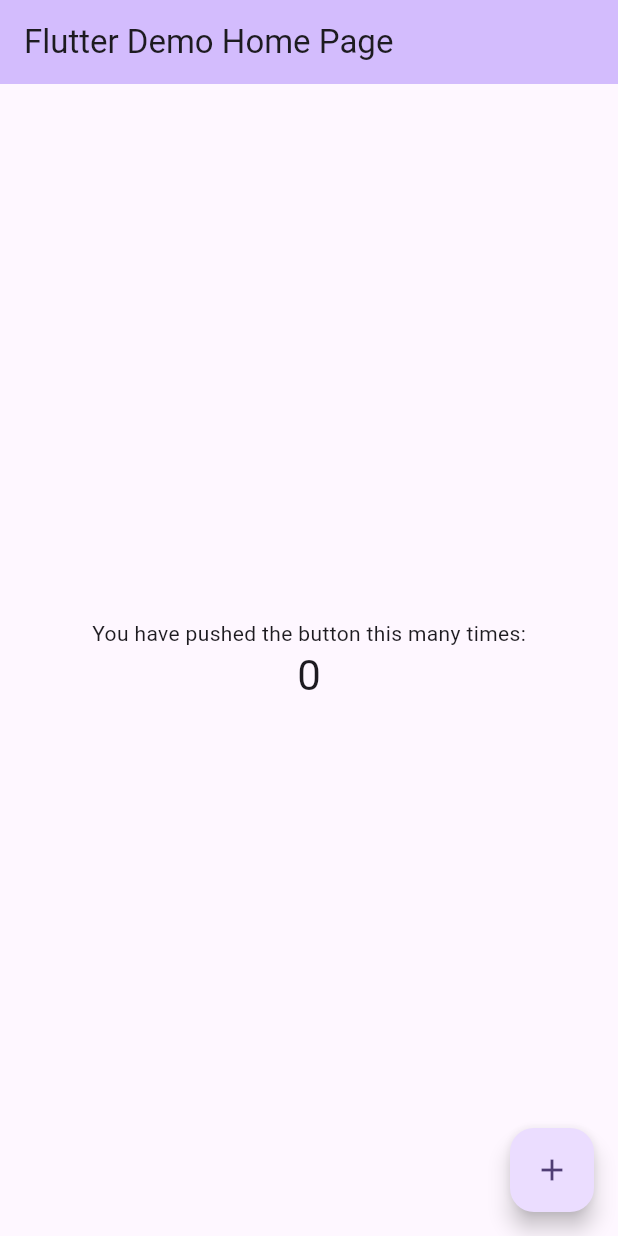
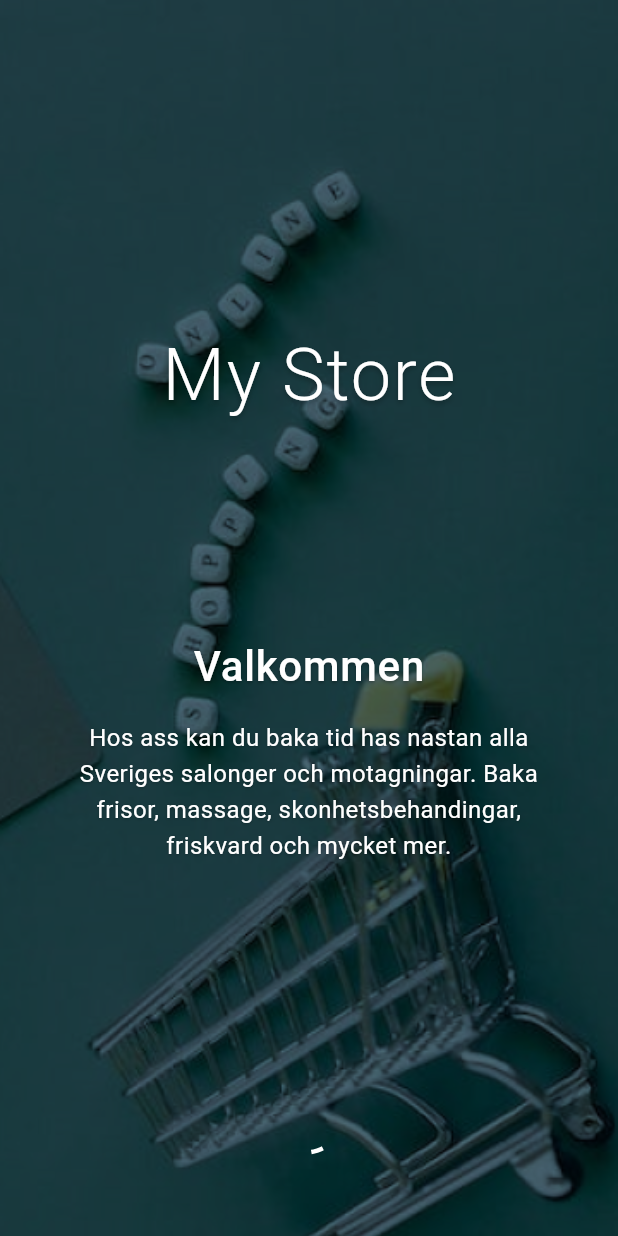
Before and after one commit to Wasim-Zaman/ecommerce_testing, a Flutter app: the screen it shows after launch, on a phone screen of 412 x 824 dp. Run offline on Flutter 3.47's test engine with Material 3 defaults, Android fonts, the phone set to English and light mode, and no system bars; our stand-ins replace flutter_bloc; Roboto replaces fonts that are missing (Playfair Display).

Commit message:
splash screen created

```diff
--- /dev/null
+++ b/lib/cubits/splash/splash_cubit.dart
@@ -0,0 +1,15 @@
+import 'package:flutter_bloc/flutter_bloc.dart';
+
+enum SplashState { initial, loading, completed }
+
+class SplashCubit extends Cubit<SplashState> {
+  SplashCubit() : super(SplashState.initial);
+
+  Future<void> initializeApp() async {
+    emit(SplashState.loading);
+
+    await Future.delayed(const Duration(seconds: 2));
+
+    emit(SplashState.completed);
+  }
+}
--- a/lib/main.dart
+++ b/lib/main.dart
@@ -1,4 +1,9 @@
+import 'package:ecommerce_testing/cubits/splash/splash_cubit.dart';
+import 'package:ecommerce_testing/view/screens/splash_screen.dart';
 import 'package:flutter/material.dart';
+import 'package:flutter_bloc/flutter_bloc.dart';
+
+import 'core/theme/app_theme.dart';
 
 void main() {
   runApp(const MyApp());
@@ -7,119 +12,17 @@ void main() {
 class MyApp extends StatelessWidget {
   const MyApp({super.key});
 
-  // This widget is the root of your application.
   @override
   Widget build(BuildContext context) {
     return MaterialApp(
-      title: 'Flutter Demo',
-      theme: ThemeData(
-        // This is the theme of your application.
-        //
-        // TRY THIS: Try running your application with "flutter run". You'll see
-        // the application has a purple toolbar. Then, without quitting the app,
-        // try changing the seedColor in the colorScheme below to Colors.green
-        // and then invoke "hot reload" (save your changes or press the "hot
-        // reload" button in a Flutter-supported IDE, or press "r" if you used
-        // the command line to start the app).
-        //
-        // Notice that the counter didn't reset back to zero; the application
-        // state is not lost during the reload. To reset the state, use hot
-        // restart instead.
-        //
-        // This works for code too, not just values: Most code changes can be
-        // tested with just a hot reload.
-        colorScheme: ColorScheme.fromSeed(seedColor: Colors.deepPurple),
-        useMaterial3: true,
+      title: 'My Store',
+      theme: AppTheme.lightTheme,
+      darkTheme: AppTheme.darkTheme,
+      themeMode: ThemeMode.system,
+      home: BlocProvider(
+        create: (context) => SplashCubit()..initializeApp(),
+        child: const SplashScreen(),
       ),
-      home: const MyHomePage(title: 'Flutter Demo Home Page'),
     );
   }
 }
-
-class MyHomePage extends StatefulWidget {
-  const MyHomePage({super.key, required this.title});
-
-  // This widget is the home page of your application. It is stateful, meaning
-  // that it has a State object (defined below) that contains fields that affect
-  // how it looks.
-
-  // This class is the configuration for the state. It holds the values (in this
-  // case the title) provided by the parent (in this case the App widget) and
-  // used by the build method of the State. Fields in a Widget subclass are
-  // always marked "final".
-
-  final String title;
-
-  @override
-  State<MyHomePage> createState() => _MyHomePageState();
-}
-
-class _MyHomePageState extends State<MyHomePage> {
-  int _counter = 0;
-
-  void _incrementCounter() {
-    setState(() {
-      // This call to setState tells the Flutter framework that something has
-      // changed in this State, which causes it to rerun the build method below
-      // so that the display can reflect the updated values. If we changed
-      // _counter without calling setState(), then the build method would not be
-      // called again, and so nothing would appear to happen.
-      _counter++;
-    });
-  }
-
-  @override
-  Widget build(BuildContext context) {
-    // This method is rerun every time setState is called, for instance as done
-    // by the _incrementCounter method above.
-    //
-    // The Flutter framework has been optimized to make rerunning build methods
-    // fast, so that you can just rebuild anything that needs updating rather
-    // than having to individually change instances of widgets.
-    return Scaffold(
-      appBar: AppBar(
-        // TRY THIS: Try changing the color here to a specific color (to
-        // Colors.amber, perhaps?) and trigger a hot reload to see the AppBar
-        // change color while the other colors stay the same.
-        backgroundColor: Theme.of(context).colorScheme.inversePrimary,
-        // Here we take the value from the MyHomePage object that was created by
-        // the App.build method, and use it to set our appbar title.
-        title: Text(widget.title),
-      ),
-      body: Center(
-        // Center is a layout widget. It takes a single child and positions it
-        // in the middle of the parent.
-        child: Column(
-          // Column is also a layout widget. It takes a list of children and
-          // arranges them vertically. By default, it sizes itself to fit its
-          // children horizontally, and tries to be as tall as its parent.
-          //
-          // Column has various properties to control how it sizes itself and
-          // how it positions its children. Here we use mainAxisAlignment to
-          // center the children vertically; the main axis here is the vertical
-          // axis because Columns are vertical (the cross axis would be
-          // horizontal).
-          //
-          // TRY THIS: Invoke "debug painting" (choose the "Toggle Debug Paint"
-          // action in the IDE, or press "p" in the console), to see the
-          // wireframe for each widget.
-          mainAxisAlignment: MainAxisAlignment.center,
-          children: <Widget>[
-            const Text(
-              'You have pushed the button this many times:',
-            ),
-            Text(
-              '$_counter',
-              style: Theme.of(context).textTheme.headlineMedium,
-            ),
-          ],
-        ),
-      ),
-      floatingActionButton: FloatingActionButton(
-        onPressed: _incrementCounter,
-        tooltip: 'Increment',
-        child: const Icon(Icons.add),
-      ), // This trailing comma makes auto-formatting nicer for build methods.
-    );
-  }
-}
--- /dev/null
+++ b/lib/view/screens/splash_screen.dart
@@ -0,0 +1,111 @@
+import 'package:flutter/material.dart';
+
+class SplashScreen extends StatelessWidget {
+  const SplashScreen({super.key});
+
+  @override
+  Widget build(BuildContext context) {
+    return Scaffold(
+      body: Container(
+        decoration: const BoxDecoration(
+          image: DecorationImage(
+            image: AssetImage('assets/images/img_splash.png'),
+            fit: BoxFit.cover,
+            colorFilter: ColorFilter.mode(
+              Color(0xFF4A6670), // Teal-grey overlay
+              BlendMode.multiply, // This will create an overlay effect
+            ),
+          ),
+        ),
+        child: SafeArea(
+          child: Padding(
+            padding: const EdgeInsets.symmetric(horizontal: 24.0),
+            child: Column(
+              children: [
+                const Spacer(flex: 2),
+                // Store Title with custom styling
+                const Text(
+                  'My Store',
+                  style: TextStyle(
+                    fontSize: 48,
+                    fontWeight: FontWeight.w300,
+                    color: Colors.white,
+                    fontFamily: 'Playfair Display',
+                    letterSpacing: 1.2,
+                    shadows: [
+                      Shadow(
+                        offset: Offset(0, 2),
+                        blurRadius: 4,
+                        color: Colors.black26,
+                      ),
+                    ],
+                  ),
+                ),
+                const Spacer(flex: 1),
+                // Welcome section container
+                Container(
+                  padding: const EdgeInsets.symmetric(vertical: 32),
+                  child: Column(
+                    children: [
+                      const Text(
+                        'Valkommen',
+                        style: TextStyle(
+                          fontSize: 28,
+                          fontWeight: FontWeight.w500,
+                          color: Colors.white,
+                          letterSpacing: 0.5,
+                          shadows: [
+                            Shadow(
+                              offset: Offset(0, 1),
+                              blurRadius: 2,
+                              color: Colors.black26,
+                            ),
+                          ],
+                        ),
+                      ),
+                      const SizedBox(height: 16),
+                      Container(
+                        padding: const EdgeInsets.symmetric(horizontal: 8),
+                        child: const Text(
+                          'Hos ass kan du baka tid has nastan alla Sveriges salonger och motagningar. Baka frisor, massage, skonhetsbehandingar, friskvard och mycket mer.',
+                          textAlign: TextAlign.center,
+                          style: TextStyle(
+                            fontSize: 16,
+                            color: Colors.white,
+                            height: 1.5,
+                            letterSpacing: 0.3,
+                            shadows: [
+                              Shadow(
+                                offset: Offset(0, 1),
+                                blurRadius: 2,
+                                color: Colors.black26,
+                              ),
+                            ],
+                          ),
+                        ),
+                      ),
+                    ],
+                  ),
+                ),
+                const Spacer(flex: 1),
+                // Loading indicator with custom container
+                Container(
+                  padding: const EdgeInsets.all(16),
+                  child: const Column(
+                    children: [
+                      CircularProgressIndicator(
+                        color: Colors.white,
+                        strokeWidth: 3,
+                      ),
+                      SizedBox(height: 40),
+                    ],
+                  ),
+                ),
+              ],
+            ),
+          ),
+        ),
+      ),
+    );
+  }
+}
```
Also changed, not shown: pubspec.yaml (+5 -2 lines), assets/images/img_splash.png (added), pubspec.lock, 7 other files.
